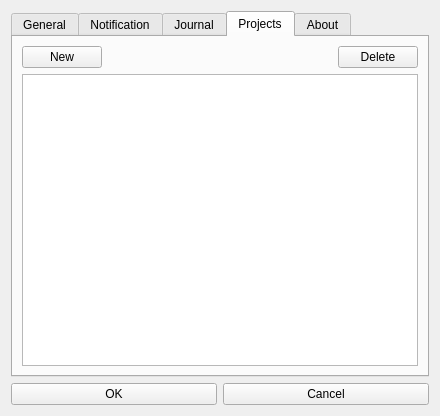
First picture: the form in src/settingsform.ui, repository AlexPuts/TyroTimer, before the edit.
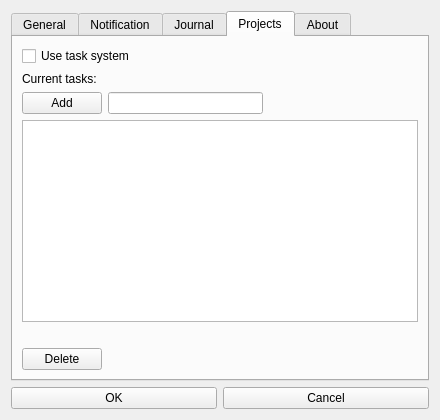
Second picture: the form after the edit. The open tabs and pages were chosen to show the change. Icons and pictures are not drawn.

Diff of the .ui file:
```diff
--- a/src/settingsform.ui
+++ b/src/settingsform.ui
@@ -7,7 +7,7 @@
     <x>0</x>
     <y>0</y>
     <width>440</width>
-    <height>416</height>
+    <height>420</height>
    </rect>
   </property>
   <property name="sizePolicy">
@@ -29,8 +29,38 @@
    <iconset resource="../resources.qrc">
     <normaloff>:/images/wtred.png</normaloff>:/images/wtred.png</iconset>
   </property>
-  <layout class="QVBoxLayout" name="verticalLayout_5">
-   <item>
+  <layout class="QGridLayout" name="gridLayout_2">
+   <item row="1" column="0">
+    <layout class="QHBoxLayout" name="horizontalLayout_2">
+     <item>
+      <widget class="QPushButton" name="saveSettingspushButton">
+       <property name="sizePolicy">
+        <sizepolicy hsizetype="Minimum" vsizetype="Fixed">
+         <horstretch>0</horstretch>
+         <verstretch>0</verstretch>
+        </sizepolicy>
+       </property>
+       <property name="text">
+        <string>OK</string>
+       </property>
+      </widget>
+     </item>
+     <item>
+      <widget class="QPushButton" name="cancelSettingspushButton">
+       <property name="sizePolicy">
+        <sizepolicy hsizetype="Minimum" vsizetype="Fixed">
+         <horstretch>0</horstretch>
+         <verstretch>0</verstretch>
+        </sizepolicy>
+       </property>
+       <property name="text">
+        <string>Cancel</string>
+       </property>
+      </widget>
+     </item>
+    </layout>
+   </item>
+   <item row="0" column="0">
     <widget class="QTabWidget" name="tabWidget">
      <property name="currentIndex">
       <number>0</number>
@@ -319,18 +349,38 @@
       <attribute name="title">
        <string>Projects</string>
       </attribute>
-      <layout class="QVBoxLayout" name="verticalLayout_16">
+      <layout class="QVBoxLayout" name="verticalLayout_5">
        <item>
-        <layout class="QVBoxLayout" name="verticalLayout_15">
+        <layout class="QVBoxLayout" name="verticalLayout_17">
+         <item>
+          <widget class="QCheckBox" name="useTasksChk">
+           <property name="text">
+            <string>Use task system</string>
+           </property>
+          </widget>
+         </item>
+         <item>
+          <widget class="QLabel" name="label_8">
+           <property name="text">
+            <string>Current tasks:</string>
+           </property>
+          </widget>
+         </item>
          <item>
           <layout class="QHBoxLayout" name="horizontalLayout_4">
            <item>
-            <widget class="QPushButton" name="pushButton_2">
+            <widget class="QPushButton" name="addTaskButton">
+             <property name="enabled">
+              <bool>true</bool>
+             </property>
              <property name="text">
-              <string>New</string>
+              <string>Add</string>
              </property>
             </widget>
            </item>
+           <item>
+            <widget class="QLineEdit" name="newTaskLedit"/>
+           </item>
            <item>
             <spacer name="horizontalSpacer_2">
              <property name="orientation">
@@ -344,17 +394,58 @@
              </property>
             </spacer>
            </item>
-           <item>
-            <widget class="QPushButton" name="pushButton_3">
-             <property name="text">
-              <string>Delete</string>
-             </property>
-            </widget>
-           </item>
           </layout>
          </item>
          <item>
-          <widget class="QListWidget" name="listWidget"/>
+          <layout class="QVBoxLayout" name="verticalLayout_16">
+           <item>
+            <layout class="QVBoxLayout" name="verticalLayout_15">
+             <item>
+              <widget class="QListWidget" name="taskList"/>
+             </item>
+             <item>
+              <widget class="QLabel" name="labelStatus">
+               <property name="text">
+                <string/>
+               </property>
+              </widget>
+             </item>
+            </layout>
+           </item>
+           <item>
+            <layout class="QHBoxLayout" name="horizontalLayout_5">
+             <item>
+              <widget class="QPushButton" name="deleteTaskButton">
+               <property name="enabled">
+                <bool>true</bool>
+               </property>
+               <property name="sizePolicy">
+                <sizepolicy hsizetype="Minimum" vsizetype="Preferred">
+                 <horstretch>0</horstretch>
+                 <verstretch>0</verstretch>
+                </sizepolicy>
+               </property>
+               <property name="text">
+                <string>Delete</string>
+               </property>
+              </widget>
+             </item>
+             <item>
+              <spacer name="horizontalSpacer_3">
+               <property name="orientation">
+                <enum>Qt::Horizontal</enum>
+               </property>
+               <property name="sizeHint" stdset="0">
+                <size>
+                 <width>40</width>
+                 <height>20</height>
+                </size>
+               </property>
+              </spacer>
+             </item>
+            </layout>
+           </item>
+          </layout>
          </item>
         </layout>
        </item>
@@ -415,36 +506,6 @@
      </widget>
     </widget>
    </item>
-   <item>
-    <layout class="QHBoxLayout" name="horizontalLayout_2">
-     <item>
-      <widget class="QPushButton" name="saveSettingspushButton">
-       <property name="sizePolicy">
-        <sizepolicy hsizetype="Minimum" vsizetype="Fixed">
-         <horstretch>0</horstretch>
-         <verstretch>0</verstretch>
-        </sizepolicy>
-       </property>
-       <property name="text">
-        <string>OK</string>
-       </property>
-      </widget>
-     </item>
-     <item>
-      <widget class="QPushButton" name="cancelSettingspushButton">
-       <property name="sizePolicy">
-        <sizepolicy hsizetype="Minimum" vsizetype="Fixed">
-         <horstretch>0</horstretch>
-         <verstretch>0</verstretch>
-        </sizepolicy>
-       </property>
-       <property name="text">
-        <string>Cancel</string>
-       </property>
-      </widget>
-     </item>
-    </layout>
-   </item>
   </layout>
  </widget>
  <resources>
```
Left out of the diff: 19 changed lines with no effect on the pictures.
